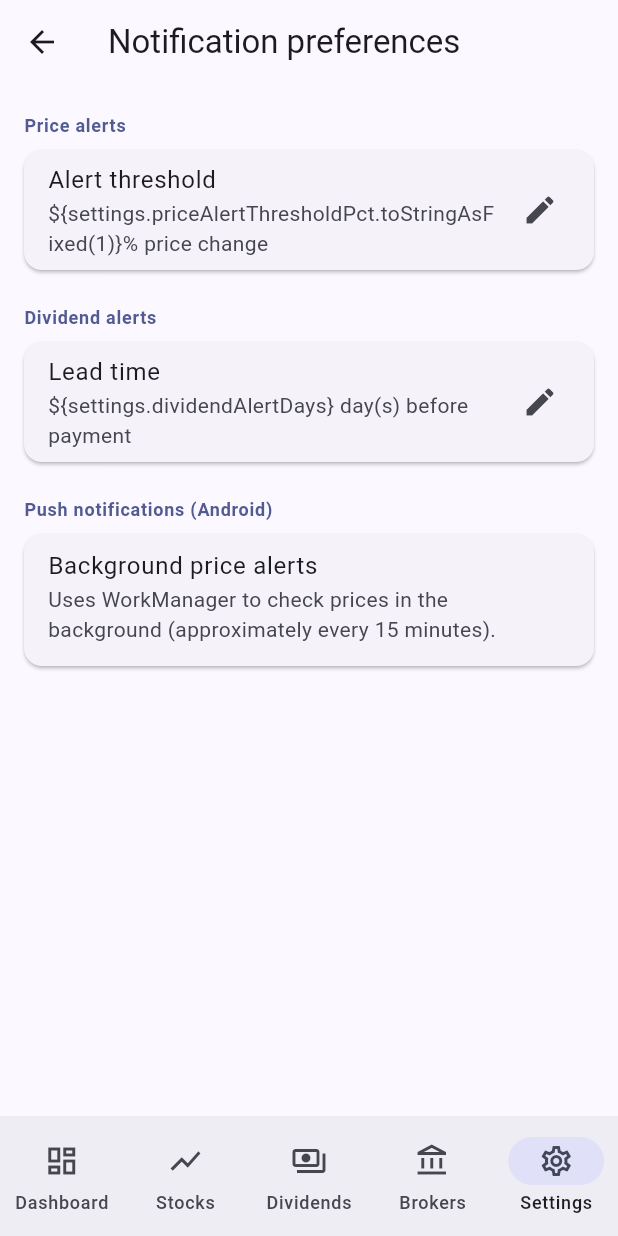
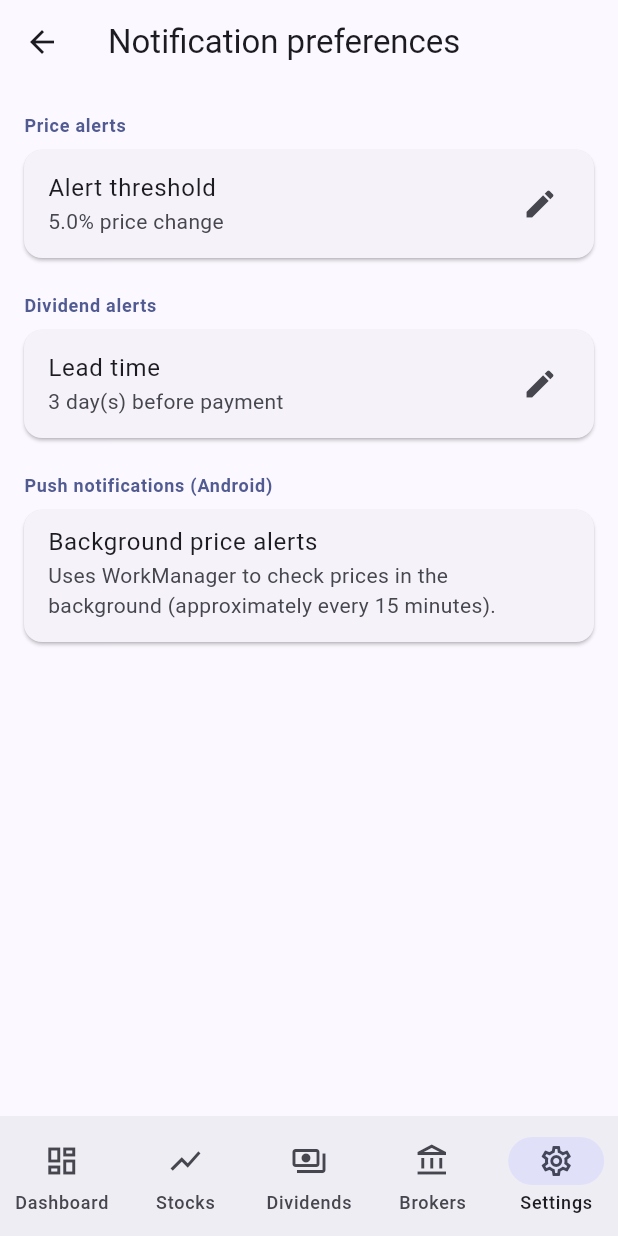
Before and after one commit to Cythraul89/StockManager, a Flutter app: the NotificationSettingsScreen screen opened by its route, on a phone screen of 412 x 824 dp. Run offline on Flutter 3.47's test engine with Material 3 defaults, Android fonts, the phone set to English and light mode, and no system bars; our stand-ins replace decimal, dio, drift, equatable, flutter_local_notifications, flutter_riverpod and 2 more; accounts and stored records are empty; generated files the repository leaves out were written again; statements that could not run were skipped.

Commit message:
fix(analyze): resolve all 27 remaining CI analyzer issues
- test: fix findsAtLeastNWidget → findsAtLeastNWidgets typo
- use_build_context_synchronously: capture GoRouter/ScaffoldMessenger
  before first await in add_broker_screen, edit_broker_screen,
  add_stock_screen, edit_stock_screen, add_transaction_screen
- prefer_const_constructors: AppBar() → const AppBar() in edit_broker_screen
- prefer_const_literals: children list → const [...] in notification_settings_screen
- deprecated_member_use: withOpacity → withValues(alpha:) in dividend_tile
  and transaction_tile
- fix escaped dollar interpolation in notification_settings_screen
  and edit_broker_screen title
- remove unused imports: decimal, exchange_rate from stocks_provider;
  stock_split, transaction from dashboard_provider; market_data_service
  from dashboard_screen; settings_provider from dividends_screen;
  flutter_secure_storage from nextcloud_settings_screen;
  currency_service, currency_formatter from currency_settings_screen

https://claude.ai/code/session_014DSiuH87oMRCWQtFh3X2gq

```diff
--- a/src/lib/features/brokers/add_broker_screen.dart
+++ b/src/lib/features/brokers/add_broker_screen.dart
@@ -31,18 +31,19 @@ class _AddBrokerScreenState extends ConsumerState<AddBrokerScreen> {
     if (!_formKey.currentState!.validate()) return;
 
     final db = ref.read(databaseProvider);
+    final messenger = ScaffoldMessenger.of(context);
+    final router = GoRouter.of(context);
 
     // Enforce 10-broker limit
     final count = await db.brokersDao.count();
     if (count >= 10 && mounted) {
-      ScaffoldMessenger.of(context).showSnackBar(
+      messenger.showSnackBar(
         const SnackBar(content: Text('Maximum of 10 brokers reached')),
       );
       return;
     }
 
     setState(() => _isSaving = true);
-    final router = GoRouter.of(context);
     try {
       const uuid = Uuid();
       await db.brokersDao.upsert(
--- a/src/lib/features/dashboard/dashboard_provider.dart
+++ b/src/lib/features/dashboard/dashboard_provider.dart
@@ -10,8 +10,6 @@ import '../../core/models/dividend.dart';
 import '../../core/models/exchange_rate.dart';
 import '../../core/models/price_quote.dart';
 import '../../core/models/stock.dart';
-import '../../core/models/stock_split.dart';
-import '../../core/models/transaction.dart';
 import '../settings/settings_provider.dart';
 import '../stocks/stocks_provider.dart';
 
--- a/src/lib/features/dashboard/dashboard_screen.dart
+++ b/src/lib/features/dashboard/dashboard_screen.dart
@@ -1,7 +1,6 @@
 import 'package:flutter/material.dart';
 import 'package:flutter_riverpod/flutter_riverpod.dart';
 
-import '../../core/services/market_data_service.dart';
 import '../stocks/stocks_provider.dart';
 import 'dashboard_provider.dart';
 import 'widgets/portfolio_summary_card.dart';
--- a/src/lib/features/dividends/dividends_screen.dart
+++ b/src/lib/features/dividends/dividends_screen.dart
@@ -2,7 +2,6 @@ import 'package:flutter/material.dart';
 import 'package:flutter_riverpod/flutter_riverpod.dart';
 
 import '../../core/utils/date_helpers.dart';
-import '../settings/settings_provider.dart';
 import '../stocks/stocks_provider.dart';
 import 'widgets/dividend_tile.dart';
 import '../../core/models/dividend.dart';
--- a/src/lib/features/dividends/widgets/dividend_tile.dart
+++ b/src/lib/features/dividends/widgets/dividend_tile.dart
@@ -20,7 +20,7 @@ class DividendTile extends StatelessWidget {
     return ListTile(
       leading: CircleAvatar(
         backgroundColor: (isPaid ? Colors.green : theme.colorScheme.primary)
-            .withOpacity(0.15),
+            .withValues(alpha: 0.15),
         child: Icon(
           isPaid ? Icons.payments : Icons.schedule,
           size: 20,
--- a/src/lib/features/settings/currency_settings_screen.dart
+++ b/src/lib/features/settings/currency_settings_screen.dart
@@ -3,8 +3,6 @@ import 'package:flutter/material.dart';
 import 'package:flutter_riverpod/flutter_riverpod.dart';
 
 import '../../core/models/exchange_rate.dart';
-import '../../core/services/currency_service.dart';
-import '../../core/utils/currency_formatter.dart';
 import '../../core/utils/date_helpers.dart';
 import 'settings_provider.dart';
 
--- a/src/lib/features/settings/nextcloud_settings_screen.dart
+++ b/src/lib/features/settings/nextcloud_settings_screen.dart
@@ -1,6 +1,5 @@
 import 'package:flutter/material.dart';
 import 'package:flutter_riverpod/flutter_riverpod.dart';
-import 'package:flutter_secure_storage/flutter_secure_storage.dart';
 import 'package:go_router/go_router.dart';
 
 import '../../core/services/nextcloud_service.dart';
--- a/src/lib/features/settings/notification_settings_screen.dart
+++ b/src/lib/features/settings/notification_settings_screen.dart
@@ -19,7 +19,7 @@ class NotificationSettingsScreen extends ConsumerWidget {
       appBar: AppBar(title: const Text('Notification preferences')),
       body: settingsAsync.when(
         loading: () => const Center(child: CircularProgressIndicator()),
-        error: (e, _) => Center(child: Text('Error: \$e')),
+        error: (e, _) => Center(child: Text('Error: $e')),
         data: (settings) => ListView(
           children: [
             SettingsSection(
@@ -28,7 +28,7 @@ class NotificationSettingsScreen extends ConsumerWidget {
                 ListTile(
                   title: const Text('Alert threshold'),
                   subtitle: Text(
-                      '\${settings.priceAlertThresholdPct.toStringAsFixed(1)}% price change'),
+                      '${settings.priceAlertThresholdPct.toStringAsFixed(1)}% price change'),
                   trailing: const Icon(Icons.edit),
                   onTap: () => _editThreshold(context, ref, settings),
                 ),
@@ -40,7 +40,7 @@ class NotificationSettingsScreen extends ConsumerWidget {
                 ListTile(
                   title: const Text('Lead time'),
                   subtitle: Text(
-                      '\${settings.dividendAlertDays} day(s) before payment'),
+                      '${settings.dividendAlertDays} day(s) before payment'),
                   trailing: const Icon(Icons.edit),
                   onTap: () => _editDividendDays(context, ref, settings),
                 ),
@@ -50,8 +50,8 @@ class NotificationSettingsScreen extends ConsumerWidget {
             if (Platform.isAndroid)
               SettingsSection(
                 title: 'Push notifications (Android)',
-                children: [
-                  const ListTile(
+                children: const [
+                  ListTile(
                     title: Text('Background price alerts'),
                     subtitle: Text(
                         'Uses WorkManager to check prices in the background '
--- a/src/lib/features/stocks/edit_stock_screen.dart
+++ b/src/lib/features/stocks/edit_stock_screen.dart
@@ -98,6 +98,7 @@ class _EditStockScreenState extends ConsumerState<EditStockScreen> {
                       : () async {
                           if (!_formKey.currentState!.validate()) return;
                           setState(() => _isSaving = true);
+                          final router = GoRouter.of(context);
                           try {
                             await ref.read(stockActionsProvider).updateStock(
                                   stock.copyWith(
@@ -107,7 +108,7 @@ class _EditStockScreenState extends ConsumerState<EditStockScreen> {
                                     dripEnabled: _dripEnabled,
                                   ),
                                 );
-                            if (mounted) context.pop();
+                            if (mounted) router.pop();
                           } finally {
                             if (mounted) setState(() => _isSaving = false);
                           }
@@ -132,6 +133,7 @@ class _EditStockScreenState extends ConsumerState<EditStockScreen> {
   }
 
   Future<void> _confirmDelete(BuildContext context, String symbol) async {
+    final router = GoRouter.of(context);
     final confirmed = await showDialog<bool>(
       context: context,
       builder: (_) => AlertDialog(
@@ -153,7 +155,7 @@ class _EditStockScreenState extends ConsumerState<EditStockScreen> {
     );
     if (confirmed == true && mounted) {
       await ref.read(stockActionsProvider).deleteStock(widget.id);
-      if (mounted) context.go('/stocks');
+      if (mounted) router.go('/stocks');
     }
   }
 }
--- a/src/lib/features/stocks/stocks_provider.dart
+++ b/src/lib/features/stocks/stocks_provider.dart
@@ -1,4 +1,3 @@
-import 'package:decimal/decimal.dart';
 import 'package:drift/drift.dart';
 import 'package:flutter_riverpod/flutter_riverpod.dart';
 import 'package:uuid/uuid.dart';
@@ -6,7 +5,6 @@ import 'package:uuid/uuid.dart';
 import '../../core/database/app_database.dart';
 import '../../core/models/broker.dart';
 import '../../core/models/dividend.dart';
-import '../../core/models/exchange_rate.dart';
 import '../../core/models/price_quote.dart';
 import '../../core/models/stock.dart';
 import '../../core/models/stock_split.dart';
--- a/src/lib/features/transactions/widgets/transaction_tile.dart
+++ b/src/lib/features/transactions/widgets/transaction_tile.dart
@@ -23,7 +23,7 @@ class TransactionTile extends StatelessWidget {
 
     return ListTile(
       leading: CircleAvatar(
-        backgroundColor: typeColor.withOpacity(0.15),
+        backgroundColor: typeColor.withValues(alpha: 0.15),
         child: Text(
           isBuy ? 'B' : 'S',
           style: TextStyle(
```
Also changed, not shown: src/lib/features/brokers/edit_broker_screen.dart (+5 -4 lines), src/lib/features/stocks/add_stock_screen.dart (+7 -3 lines), src/lib/features/transactions/add_transaction_screen.dart (+8 -4 lines), 1 other file.
